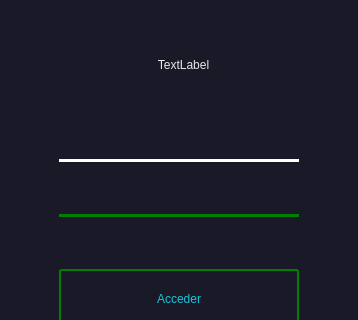
Above: Login con base de datos/gui/banco3.ui from kaladin24as/PythonProyectos before the change; both pictures show x 0 to 358 and y 144 to 464 of the 358 by 825 pixel window. Below: the same form after it.
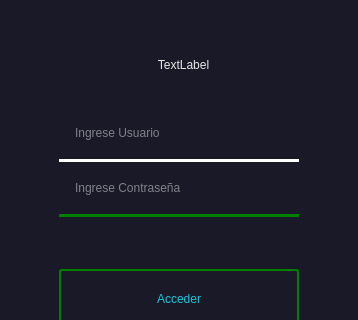
That is the form after the change. Icons and pictures are not drawn.

Diff of the .ui file:
```diff
--- a/Login con base de datos/gui/banco3.ui
+++ b/Login con base de datos/gui/banco3.ui
@@ -170,6 +170,9 @@
 
 </string>
           </property>
+          <property name="placeholderText">
+           <string>Ingrese Usuario</string>
+          </property>
          </widget>
         </item>
         <item row="1" column="0" colspan="2">
@@ -211,9 +214,15 @@
 }
 </string>
           </property>
+          <property name="text">
+           <string/>
+          </property>
           <property name="echoMode">
            <enum>QLineEdit::PasswordEchoOnEdit</enum>
           </property>
+          <property name="placeholderText">
+           <string>Ingrese Contraseña</string>
+          </property>
          </widget>
         </item>
         <item row="3" column="0" colspan="2">
```
